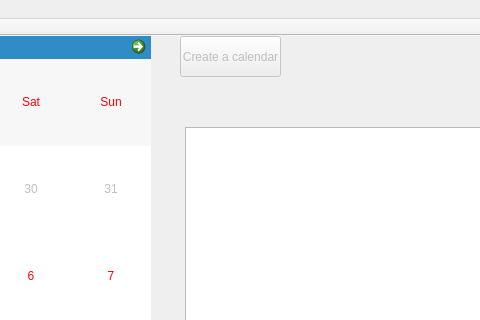
The window that qtcreatorTest/Headers/mainwindow.ui (piccirilloth/Calendar-and-To-Do-list-CalDav) describes before a commit, drawn with Qt 5; both pictures show x 780 to 1260 and y 0 to 320 of the 1505 by 707 pixel window.
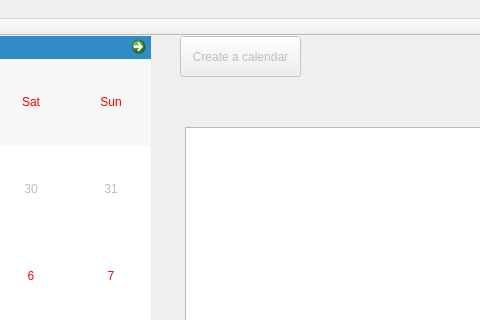
The same window after the commit.

```diff
--- a/qtcreatorTest/Headers/mainwindow.ui
+++ b/qtcreatorTest/Headers/mainwindow.ui
@@ -84,7 +84,7 @@
      <rect>
       <x>960</x>
       <y>0</y>
-      <width>101</width>
+      <width>121</width>
       <height>41</height>
      </rect>
     </property>
```
Left out of the diff: 4 changed lines with no effect on the pictures.
